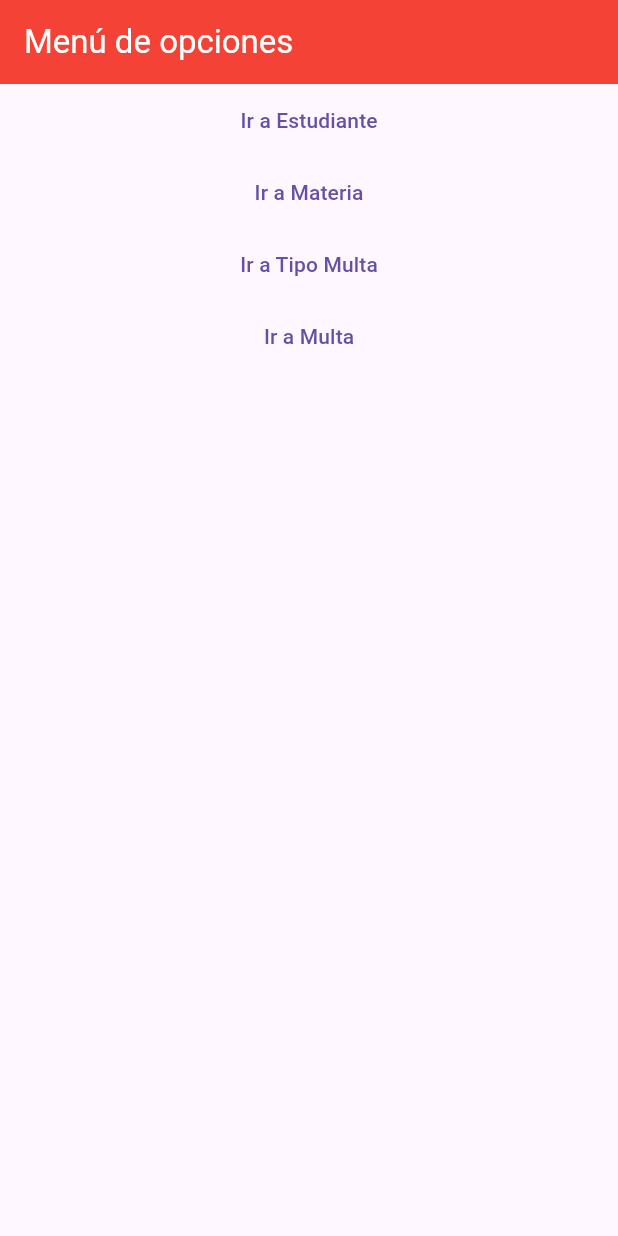
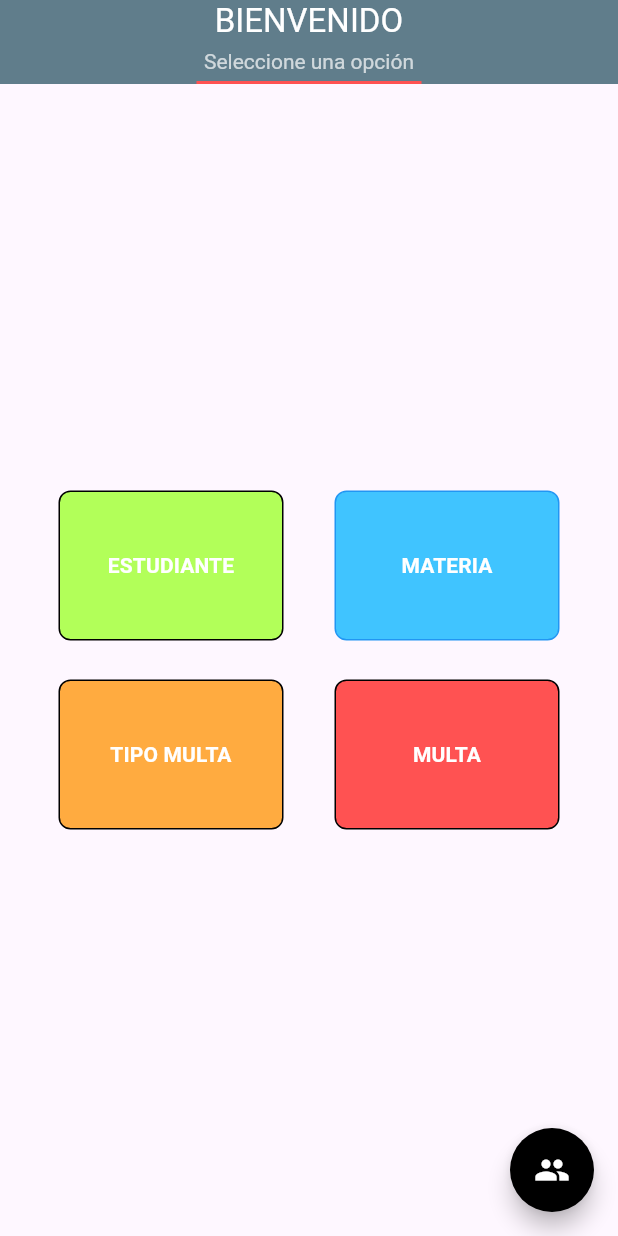
Before and after one commit to ADNC0/grupal, a Flutter app: the screen it shows after launch, on a phone screen of 412 x 824 dp. Run offline on Flutter 3.47's test engine with Material 3 defaults, Android fonts, the phone set to English and light mode, and no system bars; our stand-ins replace sqflite; accounts and stored records are empty.

Commit message:
estructuracion de colores, formas

```diff
--- a/lib/screens/home_screen.dart
+++ b/lib/screens/home_screen.dart
@@ -7,39 +7,154 @@ class HomeScreen extends StatelessWidget {
   Widget build(BuildContext context) {
     return Scaffold(
       appBar: AppBar(
-        title: Text("Menú de opciones", style: TextStyle(color: Colors.white)),
-        backgroundColor: Colors.red,
+        backgroundColor: Colors.blueGrey,
+        centerTitle: true,
+        title: Column(
+          children: [
+            Text("BIENVENIDO", style: TextStyle(color: Colors.white)),
+            SizedBox(height: 4),
+            Text("Seleccione una opción", style: TextStyle(color: Colors.white70, fontSize: 14)),
+            SizedBox(height: 4),
+            Container(
+              height: 2,
+              color: Colors.redAccent,
+              width: 150,
+            ),
+          ],
+        ),
       ),
       body: Center(
         child: Column(
+          mainAxisAlignment: MainAxisAlignment.center,
+          children: [
+            Row(
+              mainAxisAlignment: MainAxisAlignment.center,
               children: [
                 TextButton(
                   onPressed: () {
                     Navigator.pushNamed(context, '/estudiante');
                   },
-              child: Text("Ir a Estudiante"),
+                  child: Container(
+                    width: 150,
+                    height: 100,
+                    alignment: Alignment.center,
+                    decoration: BoxDecoration(
+                      color: Colors.lightGreenAccent,
+                      border: Border.all(color: Colors.black),
+                      borderRadius: BorderRadius.circular(8),
                     ),
+                    child: Text(
+                      "ESTUDIANTE",
+                      style: TextStyle(color: Colors.white, fontWeight: FontWeight.bold),
+                      textAlign: TextAlign.center,
+                    ),
+                  ),
+                ),
+                SizedBox(width: 10),
                 TextButton(
                   onPressed: () {
                     Navigator.pushNamed(context, '/materia');
                   },
-              child: Text("Ir a Materia"),
+                  child: Container(
+                    width: 150,
+                    height: 100,
+                    alignment: Alignment.center,
+                    decoration: BoxDecoration(
+                      color: Colors.lightBlueAccent,
+                      border: Border.all(color: Colors.blue),
+                      borderRadius: BorderRadius.circular(8),
                     ),
+                    child: Text(
+                      "MATERIA",
+                      style: TextStyle(color: Colors.white, fontWeight: FontWeight.bold),
+                      textAlign: TextAlign.center,
+                    ),
+                  ),
+                ),
+              ],
+            ),
+            SizedBox(height: 10),
+            Row(
+              mainAxisAlignment: MainAxisAlignment.center,
+              children: [
                 TextButton(
                   onPressed: () {
                     Navigator.pushNamed(context, '/tipo_multa');
                   },
-              child: Text("Ir a Tipo Multa"),
+                  child: Container(
+                    width: 150,
+                    height: 100,
+                    alignment: Alignment.center,
+                    decoration: BoxDecoration(
+                      color: Colors.orangeAccent,
+                      border: Border.all(color: Colors.black),
+                      borderRadius: BorderRadius.circular(8),
                     ),
+                    child: Text(
+                      "TIPO MULTA",
+                      style: TextStyle(color: Colors.white, fontWeight: FontWeight.bold),
+                      textAlign: TextAlign.center,
+                    ),
+                  ),
+                ),
+                SizedBox(width: 10),
                 TextButton(
                   onPressed: () {
                     Navigator.pushNamed(context, '/multa');
                   },
-              child: Text("Ir a Multa"),
+                  child: Container(
+                    width: 150,
+                    height: 100,
+                    alignment: Alignment.center,
+                    decoration: BoxDecoration(
+                      color: Colors.redAccent,
+                      border: Border.all(color: Colors.black),
+                      borderRadius: BorderRadius.circular(8),
+                    ),
+                    child: Text(
+                      "MULTA",
+                      style: TextStyle(color: Colors.white, fontWeight: FontWeight.bold),
+                      textAlign: TextAlign.center,
+                    ),
+                  ),
+                ),
+              ],
             ),
           ],
         ),
       ),
+     floatingActionButton: FloatingActionButton(
+  onPressed: () {
+    showDialog(
+      context: context,
+      builder: (BuildContext context) {
+        return AlertDialog(
+          title: Text("Acerca de la App"),
+          content: Column(
+            mainAxisSize: MainAxisSize.min,
+            children: [
+              Text("Desarrollo de una app para las multas del curso"),
+              SizedBox(height: 5),
+              Text("Evitando errores humanos"),
+              SizedBox(height: 5),
+              Text("Desarrollado por: Abraham Nacimba"),
+            ],
+          ),
+          actions: [
+            TextButton(
+              onPressed: () => Navigator.pop(context),
+              child: Text("Cerrar"),
+            ),
+          ],
+        );
+      },
+    );
+  },
+  backgroundColor: Colors.black,
+  shape: CircleBorder(),
+  child: Icon(Icons.group, color: Colors.white),
+),
+
     );
   }
 }
```
Lines whose indentation alone changed are shown as unchanged.
